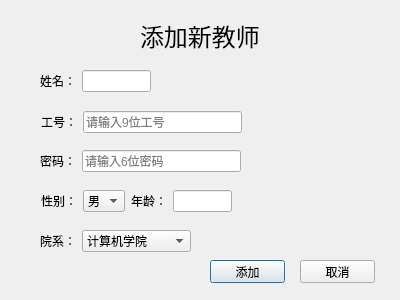
This is addtea.ui in maikelaolin123/111 as Qt 5 draws it before an edit. The edited form follows.
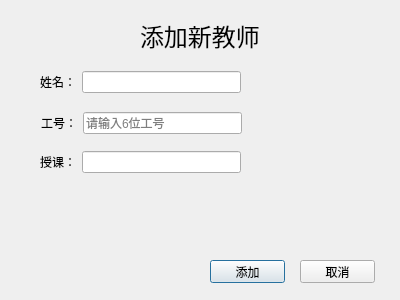
This is the edited form.

Patch:
```diff
--- a/addtea.ui
+++ b/addtea.ui
@@ -36,8 +36,8 @@
     <rect>
      <x>40</x>
      <y>70</y>
-     <width>111</width>
-     <height>22</height>
+     <width>201</width>
+     <height>24</height>
     </rect>
    </property>
    <layout class="QHBoxLayout" name="horizontalLayout">
@@ -63,14 +63,14 @@
      <x>40</x>
      <y>150</y>
      <width>201</width>
-     <height>22</height>
+     <height>24</height>
     </rect>
    </property>
    <layout class="QHBoxLayout" name="horizontalLayout_3">
     <item>
      <widget class="QLabel" name="label_4">
       <property name="text">
-       <string>密码：</string>
+       <string>授课：</string>
       </property>
      </widget>
     </item>
@@ -80,7 +80,7 @@
        <number>6</number>
       </property>
       <property name="placeholderText">
-       <string>请输入6位密码</string>
+       <string/>
       </property>
       <property name="clearButtonEnabled">
        <bool>true</bool>
@@ -95,7 +95,7 @@
      <x>41</x>
      <y>111</y>
      <width>201</width>
-     <height>22</height>
+     <height>24</height>
     </rect>
    </property>
    <layout class="QHBoxLayout" name="horizontalLayout_2">
@@ -112,7 +112,7 @@
        <number>9</number>
       </property>
       <property name="placeholderText">
-       <string>请输入9位工号</string>
+       <string>请输入6位工号</string>
       </property>
       <property name="clearButtonEnabled">
        <bool>true</bool>
@@ -121,60 +121,6 @@
     </item>
    </layout>
   </widget>
-  <widget class="QWidget" name="layoutWidget">
-   <property name="geometry">
-    <rect>
-     <x>40</x>
-     <y>230</y>
-     <width>151</width>
-     <height>22</height>
-    </rect>
-   </property>
-   <layout class="QHBoxLayout" name="horizontalLayout_5">
-    <item>
-     <widget class="QLabel" name="label_7">
-      <property name="text">
-       <string>院系：</string>
-      </property>
-     </widget>
-    </item>
-    <item>
-     <widget class="QComboBox" name="cbb_tea">
-      <property name="sizePolicy">
-       <sizepolicy hsizetype="Expanding" vsizetype="Fixed">
-        <horstretch>0</horstretch>
-        <verstretch>0</verstretch>
-       </sizepolicy>
-      </property>
-      <item>
-       <property name="text">
-        <string>计算机学院</string>
-       </property>
-      </item>
-      <item>
-       <property name="text">
-        <string>数理学院</string>
-       </property>
-      </item>
-      <item>
-       <property name="text">
-        <string>外国语学院</string>
-       </property>
-      </item>
-      <item>
-       <property name="text">
-        <string>经济管理学院</string>
-       </property>
-      </item>
-      <item>
-       <property name="text">
-        <string>体育学院</string>
-       </property>
-      </item>
-     </widget>
-    </item>
-   </layout>
-  </widget>
   <widget class="QPushButton" name="btn_sys_addtea">
    <property name="geometry">
     <rect>
@@ -201,56 +147,6 @@
     <string>取消</string>
    </property>
   </widget>
-  <widget class="QWidget" name="layoutWidget">
-   <property name="geometry">
-    <rect>
-     <x>41</x>
-     <y>190</y>
-     <width>191</width>
-     <height>22</height>
-    </rect>
-   </property>
-   <layout class="QHBoxLayout" name="horizontalLayout_4">
-    <item>
-     <widget class="QLabel" name="label_5">
-      <property name="text">
-       <string>性别：</string>
-      </property>
-     </widget>
-    </item>
-    <item>
-     <widget class="QComboBox" name="cbb_sex">
-      <item>
-       <property name="text">
-        <string>男</string>
-       </property>
-      </item>
-      <item>
-       <property name="text">
-        <string>女</string>
-       </property>
-      </item>
-     </widget>
-    </item>
-    <item>
-     <widget class="QLabel" name="label_6">
-      <property name="text">
-       <string>年龄：</string>
-      </property>
-     </widget>
-    </item>
-    <item>
-     <widget class="QLineEdit" name="le_tea_age">
-      <property name="maxLength">
-       <number>2</number>
-      </property>
-      <property name="clearButtonEnabled">
-       <bool>true</bool>
-      </property>
-     </widget>
-    </item>
-   </layout>
-  </widget>
  </widget>
  <resources/>
  <connections/>
```
Left out of the diff: 6 changed lines with no effect on the pictures.
